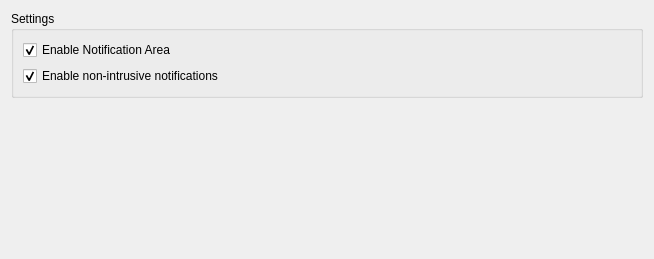
The window that src/Gui/DlgSettingsNotificationArea.ui (abdullahtahiriyo/FreeCAD_sf_master) describes before a commit, drawn with Qt 5.
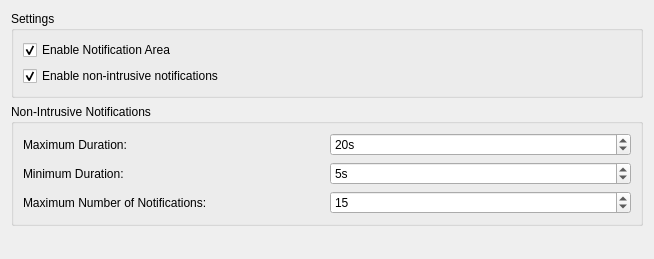
The same window after the commit. Custom widgets are drawn as their Qt base class.

Commit message: Gui: Preferences - add times - not finished

```diff
--- a/src/Gui/DlgSettingsNotificationArea.ui
+++ b/src/Gui/DlgSettingsNotificationArea.ui
@@ -14,6 +14,78 @@
    <string>Notification Area</string>
   </property>
   <layout class="QGridLayout" name="gridLayout_2">
+   <item row="1" column="0">
+    <widget class="QGroupBox" name="groupBox">
+     <property name="title">
+      <string>Non-Intrusive Notifications</string>
+     </property>
+     <layout class="QGridLayout" name="gridLayout_3">
+      <item row="1" column="0">
+       <widget class="QLabel" name="label_2">
+        <property name="text">
+         <string>Minimum Duration:</string>
+        </property>
+       </widget>
+      </item>
+      <item row="0" column="0">
+       <widget class="QLabel" name="label">
+        <property name="toolTip">
+         <string/>
+        </property>
+        <property name="text">
+         <string>Maximum Duration:</string>
+        </property>
+       </widget>
+      </item>
+      <item row="0" column="1">
+       <widget class="Gui::PrefSpinBox" name="maxDuration">
+        <property name="toolTip">
+         <string>Maximum duration during which the notification will be shown</string>
+        </property>
+        <property name="suffix">
+         <string>s</string>
+        </property>
+        <property name="minimum">
+         <number>0</number>
+        </property>
+        <property name="maximum">
+         <number>120</number>
+        </property>
+        <property name="value">
+         <number>20</number>
+        </property>
+       </widget>
+      </item>
+      <item row="1" column="1">
+       <widget class="Gui::PrefSpinBox" name="minDuration">
+        <property name="toolTip">
+         <string>Minimum duration during which the notification will be shown</string>
+        </property>
+        <property name="suffix">
+         <string>s</string>
+        </property>
+        <property name="value">
+         <number>5</number>
+        </property>
+       </widget>
+      </item>
+      <item row="2" column="0">
+       <widget class="QLabel" name="label_3">
+        <property name="text">
+         <string>Maximum Number of Notifications:</string>
+        </property>
+       </widget>
+      </item>
+      <item row="2" column="1">
+       <widget class="Gui::PrefSpinBox" name="maxNotifications">
+        <property name="value">
+         <number>15</number>
+        </property>
+       </widget>
+      </item>
+     </layout>
+    </widget>
+   </item>
    <item row="0" column="0">
     <widget class="QGroupBox" name="GroupBox11">
      <property name="title">
@@ -61,7 +133,7 @@
      </layout>
     </widget>
    </item>
-   <item row="1" column="0">
+   <item row="6" column="0">
     <spacer name="verticalSpacer">
      <property name="orientation">
       <enum>Qt::Vertical</enum>
@@ -82,6 +154,11 @@
    <extends>QCheckBox</extends>
    <header>Gui/PrefWidgets.h</header>
   </customwidget>
+  <customwidget>
+   <class>Gui::PrefSpinBox</class>
+   <extends>QSpinBox</extends>
+   <header>Gui/PrefWidgets.h</header>
+  </customwidget>
  </customwidgets>
  <resources/>
  <connections/>
```
Left out of the diff: 38 changed lines with no effect on the pictures.
